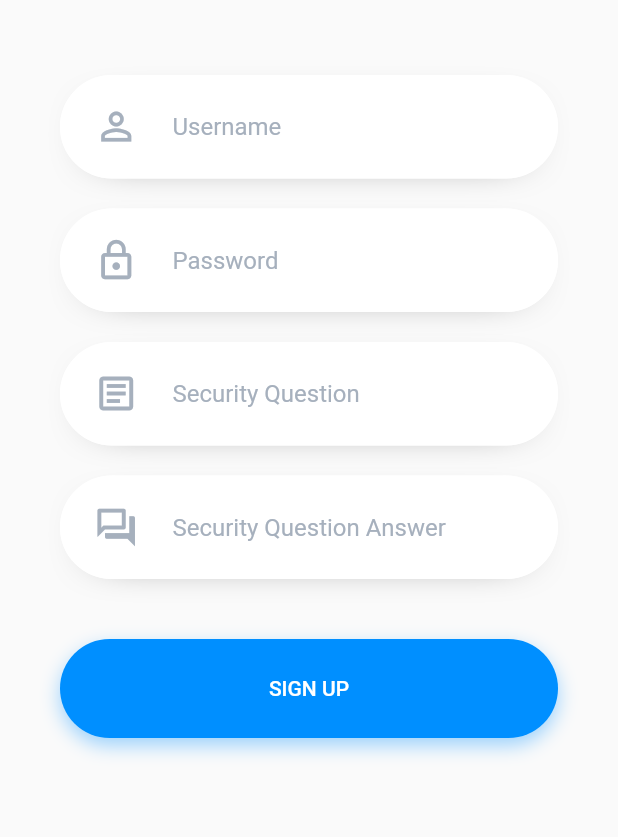
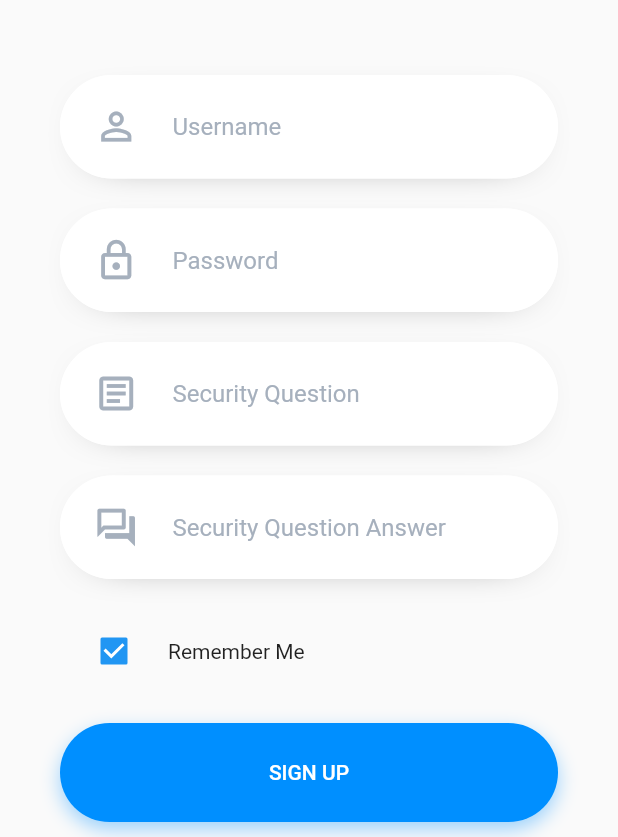
Before and after one commit to singaltanmay/flutter-notes, a Flutter app: the screen it shows after launch, after a tap on "SIGN UP NOW", on a phone screen of 412 x 824 dp, the part 399-1236 px from its top. Run offline on Flutter 3.47's test engine with Material 2 defaults, Android fonts, the phone set to English and light mode, and no system bars; our stand-ins replace shared_preferences; network calls fail.

Commit message:
feat remember me fix url builder kotlin error remove

```diff
--- a/app/lib/model/constants.dart
+++ b/app/lib/model/constants.dart
@@ -1,6 +1,8 @@
 class Constants {
   // Shared Preferences Keys
   static const String userTokenKey = 'user_token';
+  static const String userName = 'user_name';
+  static const String password = 'password';
   static const String databaseBaseUrl = 'database_base_url';
 
   // Bottom App Bar Position Keys
--- a/app/lib/model/resource_uri.dart
+++ b/app/lib/model/resource_uri.dart
@@ -35,7 +35,7 @@ class ResourceUri {
   static Future<void> setBaseUri(String uri) async {
     if (uri.isEmpty) return;
     var prefs = await SharedPreferences.getInstance();
-    prefs.setString(Constants.databaseBaseUrl, cleanBaseUrl(uri));
+    prefs.setString(Constants.databaseBaseUrl, _normalized(uri));
   }
 
   static Future<bool> isServerHealthy() async {
@@ -53,19 +53,12 @@ class ResourceUri {
     var prefs = await SharedPreferences.getInstance();
     String? sharedPrefsBaseUrl = prefs.getString(Constants.databaseBaseUrl);
     if (sharedPrefsBaseUrl != null && sharedPrefsBaseUrl.isNotEmpty) {
-      return cleanBaseUrl(sharedPrefsBaseUrl);
+      return _normalized(sharedPrefsBaseUrl);
     }
     String envBaseUrl = const String.fromEnvironment('DB_BASE_URL',
         defaultValue: 'localhost:3000/');
-    envBaseUrl = cleanBaseUrl(envBaseUrl);
+    envBaseUrl = _normalized(envBaseUrl);
     prefs.setString(Constants.databaseBaseUrl, envBaseUrl);
     return envBaseUrl;
   }
-
-  static String cleanBaseUrl(String envBaseUrl) {
-    if(envBaseUrl.startsWith("https://")) envBaseUrl =envBaseUrl.replaceAll("https://", "");
-    if(envBaseUrl.startsWith("http://")) envBaseUrl =envBaseUrl.replaceAll("http://", "");
-    if(envBaseUrl.endsWith("/")) envBaseUrl = envBaseUrl.substring(0,envBaseUrl.length-1);
-    return envBaseUrl;
-  }
 }
--- a/app/lib/model/url_builder.dart
+++ b/app/lib/model/url_builder.dart
@@ -7,7 +7,7 @@ import 'constants.dart';
 class UrlBuilder {
 
   var currentQueryChar = "?";
-  Map<String, dynamic> currentQuery = {};
+  var currentQuery = "";
   var currentAppend = "";
 
 
@@ -17,21 +17,20 @@ class UrlBuilder {
   }
 
   UrlBuilder query(String query, String value) {
-    currentQuery[query] = value;
+    if(currentQuery.isNotEmpty){
+      currentQueryChar="&";
+    }
+    currentQuery = currentQueryChar + query + "=" + value;
     return this;
   }
 
   Future<Uri> build({bool withToken = true}) async {
     if (withToken) {
       var prefs = await SharedPreferences.getInstance();
-      currentQuery["token"] = prefs.getString(Constants.userTokenKey)!;
+      query("token", prefs.getString(Constants.userTokenKey)!);
     }
-
-    return Uri(
-        scheme: 'http',
-        host: await ResourceUri.getBase(),
-        path: currentAppend,
-        queryParameters: currentQuery);
+    var baseUrl = await ResourceUri.getBase();
+    return Uri.parse(baseUrl + currentAppend + currentQuery);
   }
 
 }
--- a/app/lib/ui/signin.dart
+++ b/app/lib/ui/signin.dart
@@ -10,6 +10,7 @@ import 'package:shared_preferences/shared_preferences.dart';
 
 import '../model/url_builder.dart';
 import '../widgets/logo.dart';
+import '../widgets/no_connection_modal.dart';
 
 class SignIn extends StatefulWidget {
   const SignIn({Key? key}) : super(key: key);
@@ -21,6 +22,7 @@ class SignIn extends StatefulWidget {
 class _SignInState extends DbConnectedState<SignIn> {
   final TextEditingController _usernameController = TextEditingController();
   final TextEditingController _passwordController = TextEditingController();
+  bool checkedValue = true;
 
   Future<void> onSignInPressed(Function callback) async {
     String username = _usernameController.text;
@@ -52,17 +54,38 @@ class _SignInState extends DbConnectedState<SignIn> {
       // then parse the JSON.
       var prefs = await SharedPreferences.getInstance();
       prefs.setString(Constants.userTokenKey, response.body);
+      if (checkedValue) {
+        prefs.setString(Constants.userName, username);
+        prefs.setString(Constants.password, password);
+      }
       callback();
     } else {
       // If the server did not return a 200 OK response,
       // then throw an exception.
-      throw Exception(
-          'Failed to Sign In. Response code = ${response.statusCode}\n');
+      ResourceUri.isServerHealthy().then((value) => {
+        if (!value)
+          {
+            showBottomSheet(
+              builder: (context) {
+                return NoConnectionModal(
+                  callback: () {
+                    // Close this modal sheet
+                    Navigator.of(context).pop();
+                  },
+                );
+              },
+              context: context,
+            )
+          }
+      });
+      /*throw Exception(
+          'Failed to Sign In. Response code = ${response.statusCode}\n');*/
     }
   }
 
   @override
   Widget build(BuildContext context) {
+    getPrefilledUserName();
     return MaterialApp(
       debugShowCheckedModeBanner: false,
       title: "Sign In",
@@ -88,6 +111,18 @@ class _SignInState extends DbConnectedState<SignIn> {
                     hintText: "Password",
                     isPassword: true,
                     controller: _passwordController),
+                CheckboxListTile(
+                    title: const Text("Remember Me",
+                        style: TextStyle(
+                          fontSize: 14.0
+                        )),
+                  value: checkedValue,
+                  onChanged: (newValue) {
+                    setState(() {
+                      checkedValue = newValue ?? true;
+                      });
+                  },
+                  controlAffinity: ListTileControlAffinity.leading),
                 _signinBtn(context),
                 const Text("Don't have an account?"),
                 _signUp(context),
@@ -127,6 +162,12 @@ class _SignInState extends DbConnectedState<SignIn> {
       ),
     );
   }
+
+  getPrefilledUserName() async {
+    var prefs = await SharedPreferences.getInstance();
+    _usernameController.text = prefs.getString(Constants.userName) ?? "";
+    _passwordController.text = prefs.getString(Constants.password) ?? "";
+  }
 }
 
 Widget _signUp(BuildContext context) {
--- a/app/lib/ui/signup.dart
+++ b/app/lib/ui/signup.dart
@@ -22,6 +22,7 @@ class _SignUpState extends State<SignUp> {
   TextEditingController securityQuestionController = TextEditingController();
   TextEditingController securityQuestionAnswerController =
       TextEditingController();
+  bool checkedValue = true;
 
   Future<void> onSignUpPressed(Function callback) async {
     String username = usernameController.text;
@@ -77,6 +78,12 @@ class _SignUpState extends State<SignUp> {
       // then parse the JSON.
       var prefs = await SharedPreferences.getInstance();
       prefs.setString(Constants.userTokenKey, response.body);
+
+      if (checkedValue) {
+        prefs.setString(Constants.userName, username);
+        prefs.setString(Constants.password, password);
+      }
+
       callback();
     } else {
       // If the server did not return a 200 OK response,
@@ -156,6 +163,18 @@ class _SignUpState extends State<SignUp> {
                     hintText: "Security Question Answer",
                     isPassword: false,
                     controller: securityQuestionAnswerController),
+                CheckboxListTile(
+                    title: const Text("Remember Me",
+                        style: TextStyle(
+                            fontSize: 14.0
+                        )),
+                    value: checkedValue,
+                    onChanged: (newValue) {
+                      setState(() {
+                        checkedValue = newValue ?? true;
+                      });
+                    },
+                    controlAffinity: ListTileControlAffinity.leading),
                 _signupBtn(),
               ],
             ),
```
Also changed, not shown: 1 other file.
